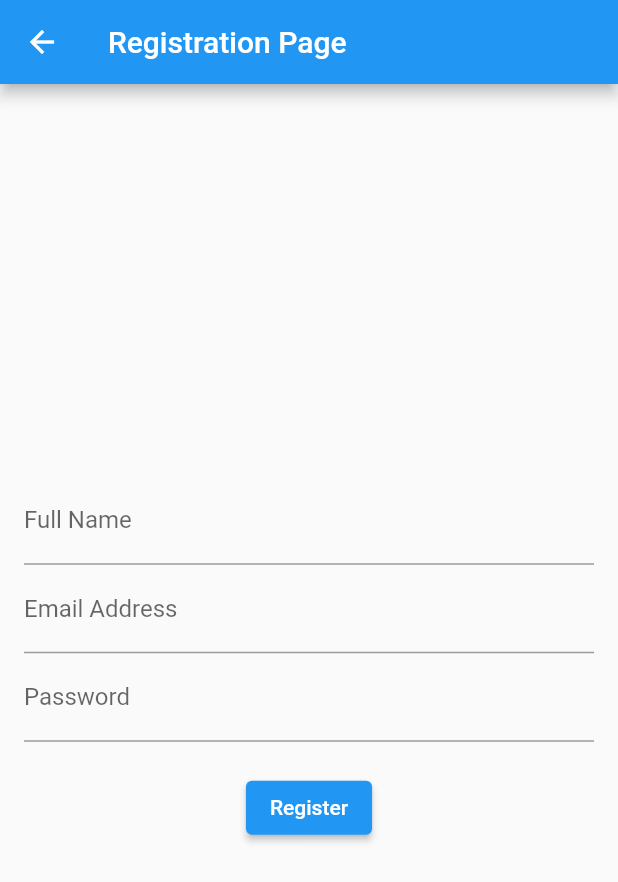
After one commit to Adkins-Automation/Wifi-Airflow-Control, a Flutter app: the RegistrationPage screen opened directly, on a phone screen of 412 x 824 dp. The commit adds this screen. Shown: the top 882 px of the screen. Run offline on Flutter 3.47's test engine with Material 2 defaults, Android fonts, the light colour scheme and no system bars; our stand-ins replace firebase_auth, firebase_core, firebase_database, flutter_blue, permission_handler, sqflite; missing offline and left inert: qr_code_scanner; accounts and stored records are empty.

Commit message:
Registration Page
Added the registration page. Placed
registration button on sign-in dialog and navigated it to the page

```diff
--- a/Flutter App/wifi_airflow_control/lib/main_page.dart
+++ b/Flutter App/wifi_airflow_control/lib/main_page.dart
@@ -12,6 +12,7 @@ import 'damper.dart';
 import 'damper_slider.dart';
 import 'delete_damper_dialog.dart';
 import 'new_damper_dialog.dart';
+import 'register_page.dart';
 
 class MainPage extends StatefulWidget {
   @override
@@ -487,6 +488,10 @@ class _MainPageState extends State<MainPage> {
                     },
                     child: Text('Sign In'),
                   ),
+                  ElevatedButton(onPressed: (){
+                    Navigator.push(context,
+                    MaterialPageRoute(builder: ((context) => RegistrationPage())));
+                  }, child: Text('Register'))
                 ],
               ),
             ),
--- /dev/null
+++ b/Flutter App/wifi_airflow_control/lib/register_page.dart
@@ -0,0 +1,56 @@
+import 'package:flutter/material.dart';
+
+class RegistrationPage extends StatefulWidget{
+  @override
+  // ignore: library_private_types_in_public_api
+  _RegistrationPageState createState() => _RegistrationPageState();
+}
+
+class _RegistrationPageState extends State<RegistrationPage> {
+  TextEditingController nameController = TextEditingController();
+  TextEditingController emailController = TextEditingController();
+  TextEditingController passwordController = TextEditingController();
+
+
+  @override
+  Widget build(BuildContext context) {
+    return Scaffold(
+      appBar: AppBar(
+        title: Text(
+          'Registration Page',
+          ),
+        ),
+        body: Padding(padding: const EdgeInsets.all(16.0),
+        child: Column(
+          crossAxisAlignment: CrossAxisAlignment.center,
+          mainAxisAlignment: MainAxisAlignment.center,
+          children: <Widget>[
+          TextFormField(
+            controller: nameController,
+            decoration: InputDecoration(labelText: 'Full Name'),
+          ),
+          TextFormField(
+            controller: emailController,
+            decoration: InputDecoration(labelText: 'Email Address'),),
+            TextFormField(
+              controller: passwordController,
+              obscureText: true,
+              decoration: InputDecoration(labelText: 'Password'),),
+            SizedBox(height: 20),
+            ElevatedButton(
+              onPressed: (){
+                String name = nameController.text;
+                String email = emailController.text;
+                String password = passwordController.text;
+
+                print('Name: $name');
+                print('Email: $email');
+                print('Password: $password');
+              },
+              child: Text('Register'),)
+
+        ],),
+        ),
+    );
+  }
+}
```
Also changed, not shown: 2 other files.
